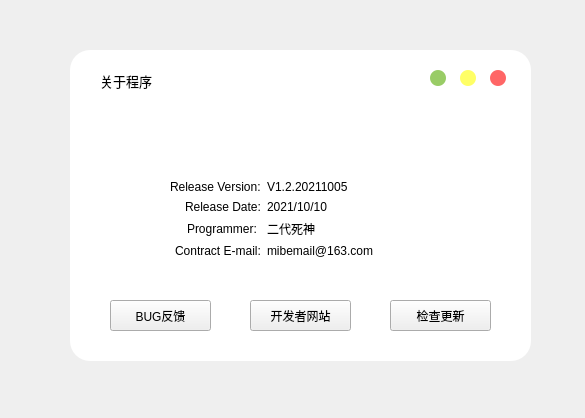
First picture: the form in bilidabout.ui, repository JimmyLiang-lzm/biliDownloader_GUI, before the edit.
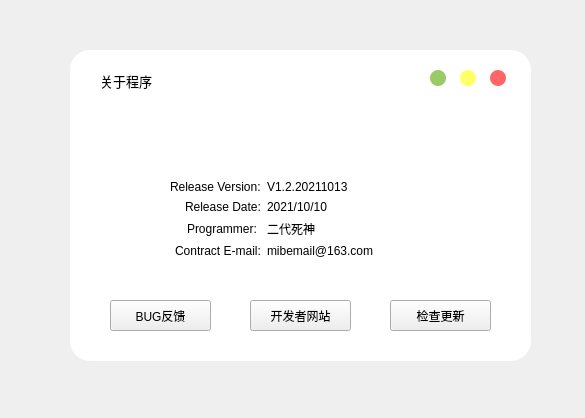
Second picture: the form after the edit. Icons and pictures are not drawn.

Commit message: Change web address. Fix Check latest version open double web pages.

Diff of the .ui file:
```diff
--- a/bilidabout.ui
+++ b/bilidabout.ui
@@ -354,7 +354,7 @@
      <item row="0" column="1">
       <widget class="QLabel" name="lab_version">
        <property name="text">
-        <string>V1.2.20211005</string>
+        <string>V1.2.20211013</string>
        </property>
       </widget>
      </item>
```
The commit also changes 2 other files.
